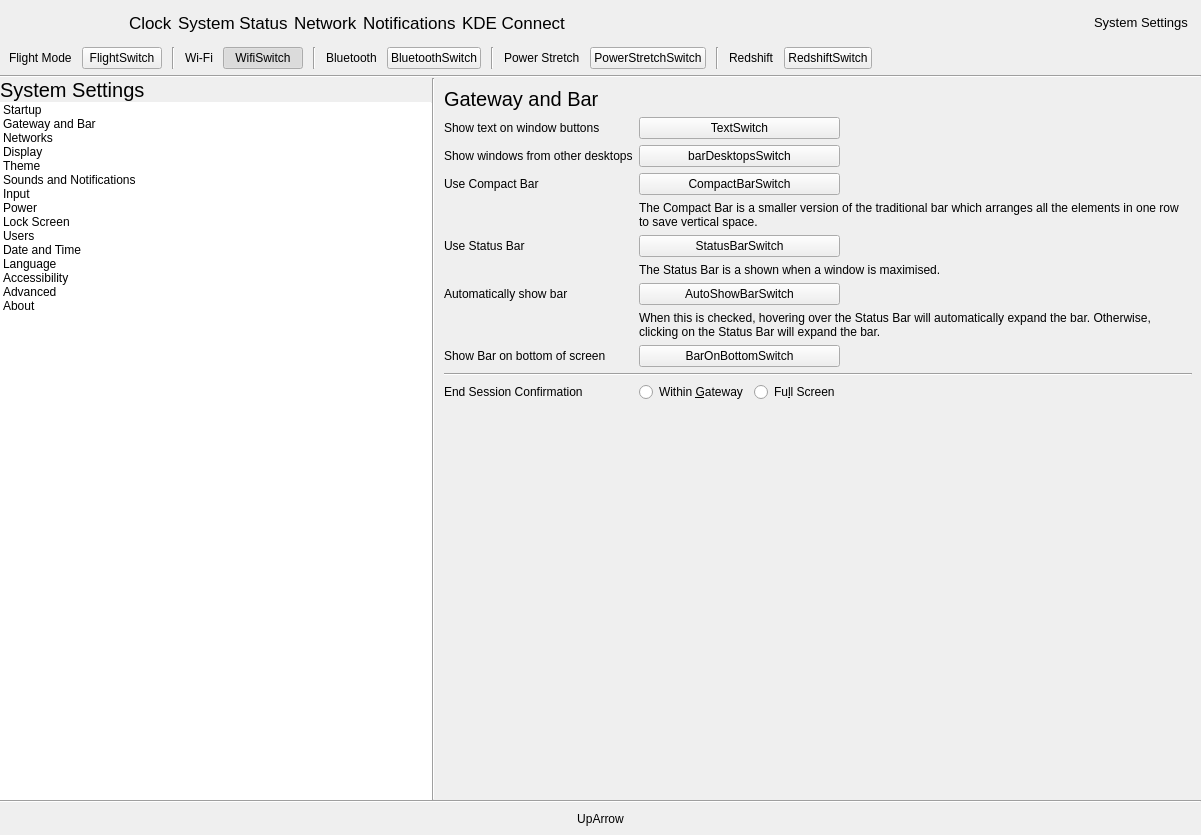
Old version of the form shell/infopanedropdown.ui in the repository vicr123/theshell.
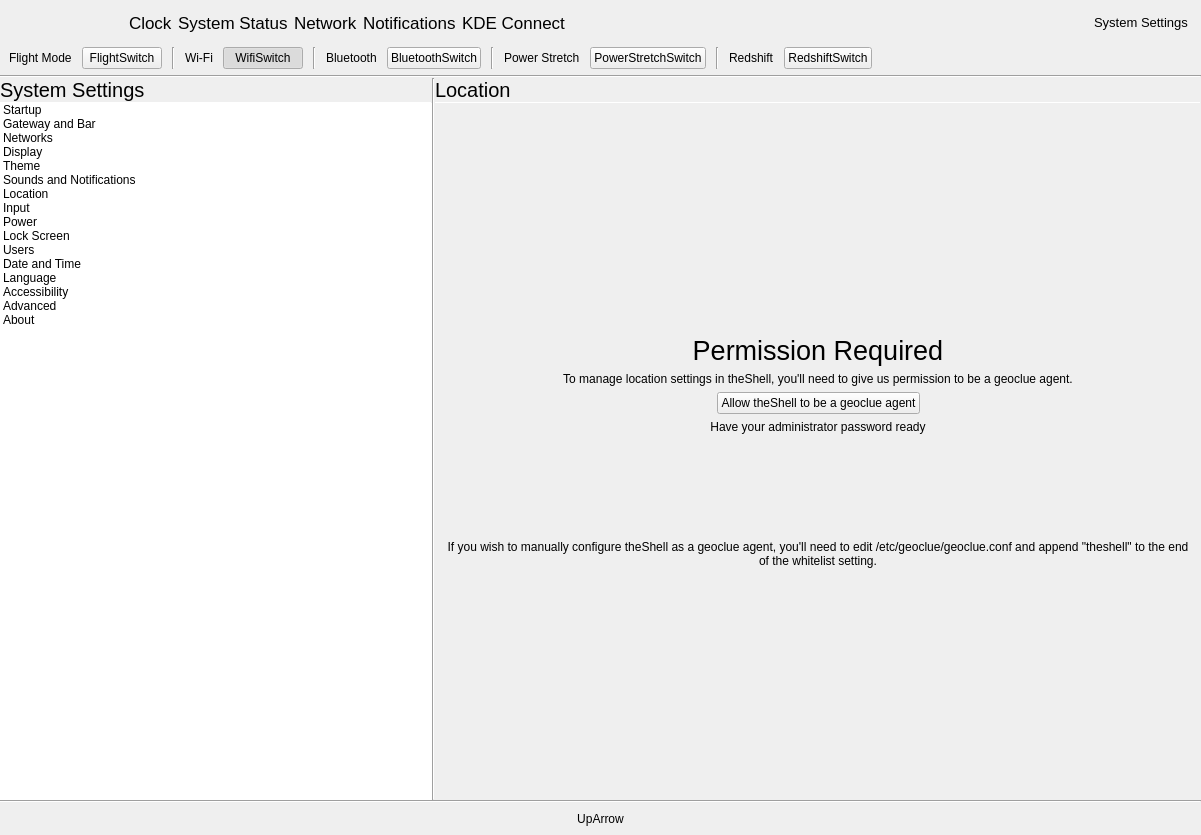
New version of the form. The open tabs and pages were chosen to show the change. Icons and pictures are not drawn. Custom widgets are drawn as their Qt base class.

Commit message: Move polkit agent over to main theShell package

The edit to the form file:
```diff
--- a/shell/infopanedropdown.ui
+++ b/shell/infopanedropdown.ui
@@ -1943,6 +1943,14 @@
                    <normaloff>.</normaloff>.</iconset>
                  </property>
                 </item>
+                <item>
+                 <property name="text">
+                  <string>Location</string>
+                 </property>
+                 <property name="icon">
+                  <iconset theme="preferences-system-geolocation"/>
+                 </property>
+                </item>
                 <item>
                  <property name="text">
                   <string>Input</string>
@@ -2047,7 +2055,7 @@
              </sizepolicy>
             </property>
             <property name="currentIndex">
-             <number>1</number>
+             <number>6</number>
             </property>
             <widget class="QWidget" name="StartupSettings">
              <layout class="QVBoxLayout" name="verticalLayout_9">
@@ -3367,6 +3375,192 @@
               </item>
              </layout>
             </widget>
+            <widget class="QWidget" name="LocationSettings">
+             <layout class="QVBoxLayout" name="verticalLayout_16">
+              <property name="spacing">
+               <number>0</number>
+              </property>
+              <property name="leftMargin">
+               <number>0</number>
+              </property>
+              <property name="topMargin">
+               <number>0</number>
+              </property>
+              <property name="rightMargin">
+               <number>0</number>
+              </property>
+              <property name="bottomMargin">
+               <number>0</number>
+              </property>
+              <item>
+               <widget class="QLabel" name="startupLabel_3">
+                <property name="font">
+                 <font>
+                  <pointsize>15</pointsize>
+                 </font>
+                </property>
+                <property name="text">
+                 <string>Location</string>
+                </property>
+                <property name="margin">
+                 <number>9</number>
+                </property>
+               </widget>
+              </item>
+              <item>
+               <widget class="Line" name="line_27">
+                <property name="maximumSize">
+                 <size>
+                  <width>16777215</width>
+                  <height>1</height>
+                 </size>
+                </property>
+                <property name="orientation">
+                 <enum>Qt::Horizontal</enum>
+                </property>
+               </widget>
+              </item>
+              <item>
+               <widget class="QStackedWidget" name="locationStack">
+                <widget class="QWidget" name="page_2">
+                 <layout class="QVBoxLayout" name="verticalLayout_17">
+                  <item>
+                   <spacer name="verticalSpacer_19">
+                    <property name="orientation">
+                     <enum>Qt::Vertical</enum>
+                    </property>
+                    <property name="sizeHint" stdset="0">
+                     <size>
+                      <width>20</width>
+                      <height>40</height>
+                     </size>
+                    </property>
+                   </spacer>
+                  </item>
+                  <item>
+                   <widget class="QLabel" name="label_40">
+                    <property name="font">
+                     <font>
+                      <pointsize>20</pointsize>
+                     </font>
+                    </property>
+                    <property name="text">
+                     <string>Permission Required</string>
+                    </property>
+                    <property name="alignment">
+                     <set>Qt::AlignCenter</set>
+                    </property>
+                   </widget>
+                  </item>
+                  <item>
+                   <widget class="QLabel" name="label_41">
+                    <property name="text">
+                     <string>To manage location settings in theShell, you'll need to give us permission to be a geoclue agent.</string>
+                    </property>
+                    <property name="alignment">
+                     <set>Qt::AlignCenter</set>
+                    </property>
+                   </widget>
+                  </item>
+                  <item>
+                   <layout class="QHBoxLayout" name="horizontalLayout_9">
+                    <item>
+                     <spacer name="horizontalSpacer_15">
+                      <property name="orientation">
+                       <enum>Qt::Horizontal</enum>
+                      </property>
+                      <property name="sizeHint" stdset="0">
+                       <size>
+                        <width>40</width>
+                        <height>20</height>
+                       </size>
+                      </property>
+                     </spacer>
+                    </item>
+                    <item>
+                     <widget class="QPushButton" name="allowGeoclueAgent">
+                      <property name="text">
+                       <string>Allow theShell to be a geoclue agent</string>
+                      </property>
+                      <property name="icon">
+                       <iconset theme="arrow-right"/>
+                      </property>
+                     </widget>
+                    </item>
+                    <item>
+                     <spacer name="horizontalSpacer_22">
+                      <property name="orientation">
+                       <enum>Qt::Horizontal</enum>
+                      </property>
+                      <property name="sizeHint" stdset="0">
+                       <size>
+                        <width>40</width>
+                        <height>20</height>
+                       </size>
+                      </property>
+                     </spacer>
+                    </item>
+                   </layout>
+                  </item>
+                  <item>
+                   <widget class="QLabel" name="label_97">
+                    <property name="text">
+                     <string>Have your administrator password ready</string>
+                    </property>
+                    <property name="alignment">
+                     <set>Qt::AlignCenter</set>
+                    </property>
+                   </widget>
+                  </item>
+                  <item>
+                   <spacer name="verticalSpacer_27">
+                    <property name="orientation">
+                     <enum>Qt::Vertical</enum>
+                    </property>
+                    <property name="sizeType">
+                     <enum>QSizePolicy::Fixed</enum>
+                    </property>
+                    <property name="sizeHint" stdset="0">
+                     <size>
+                      <width>20</width>
+                      <height>100</height>
+                     </size>
+                    </property>
+                   </spacer>
+                  </item>
+                  <item>
+                   <widget class="QLabel" name="label_104">
+                    <property name="text">
+                     <string>If you wish to manually configure theShell as a geoclue agent, you'll need to edit /etc/geoclue/geoclue.conf and append &quot;theshell&quot; to the end of the whitelist setting.</string>
+                    </property>
+                    <property name="alignment">
+                     <set>Qt::AlignCenter</set>
+                    </property>
+                    <property name="wordWrap">
+                     <bool>true</bool>
+                    </property>
+                   </widget>
+                  </item>
+                  <item>
+                   <spacer name="verticalSpacer_18">
+                    <property name="orientation">
+                     <enum>Qt::Vertical</enum>
+                    </property>
+                    <property name="sizeHint" stdset="0">
+                     <size>
+                      <width>20</width>
+                      <height>40</height>
+                     </size>
+                    </property>
+                   </spacer>
+                  </item>
+                 </layout>
+                </widget>
+                <widget class="QWidget" name="page_3"/>
+               </widget>
+              </item>
+             </layout>
+            </widget>
             <widget class="QWidget" name="InputSettings">
              <layout class="QGridLayout" name="gridLayout_6">
               <item row="2" column="0">
```
Left out of the diff: 43 changed lines with no effect on the pictures. The commit also changes 23 other files.
